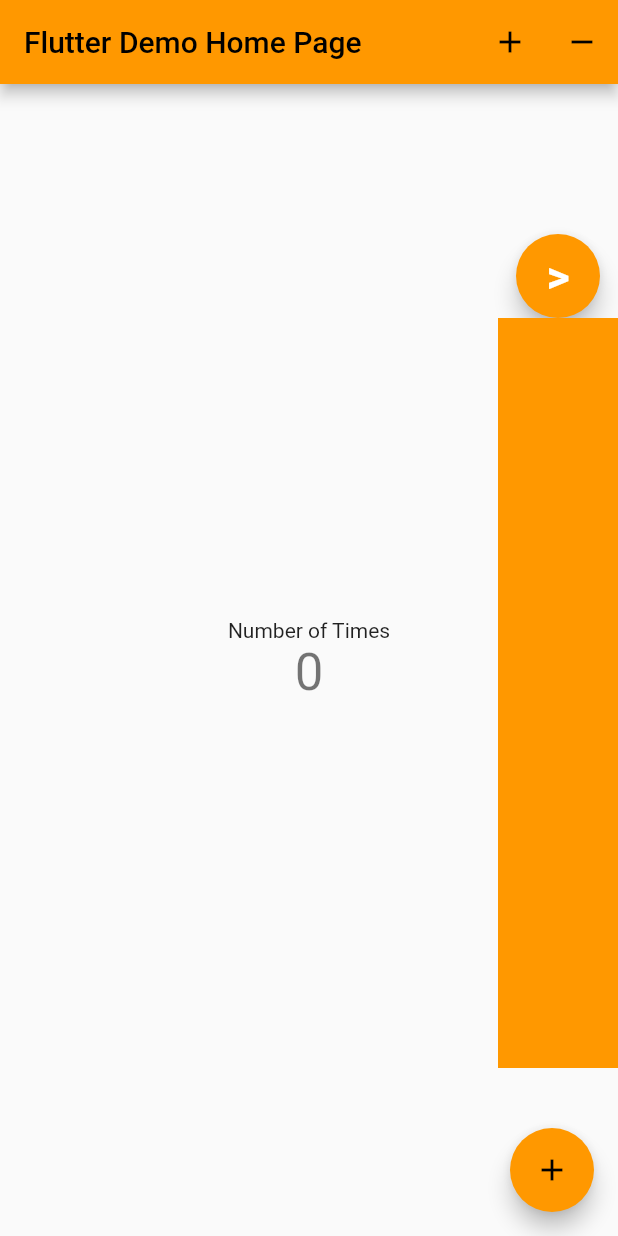
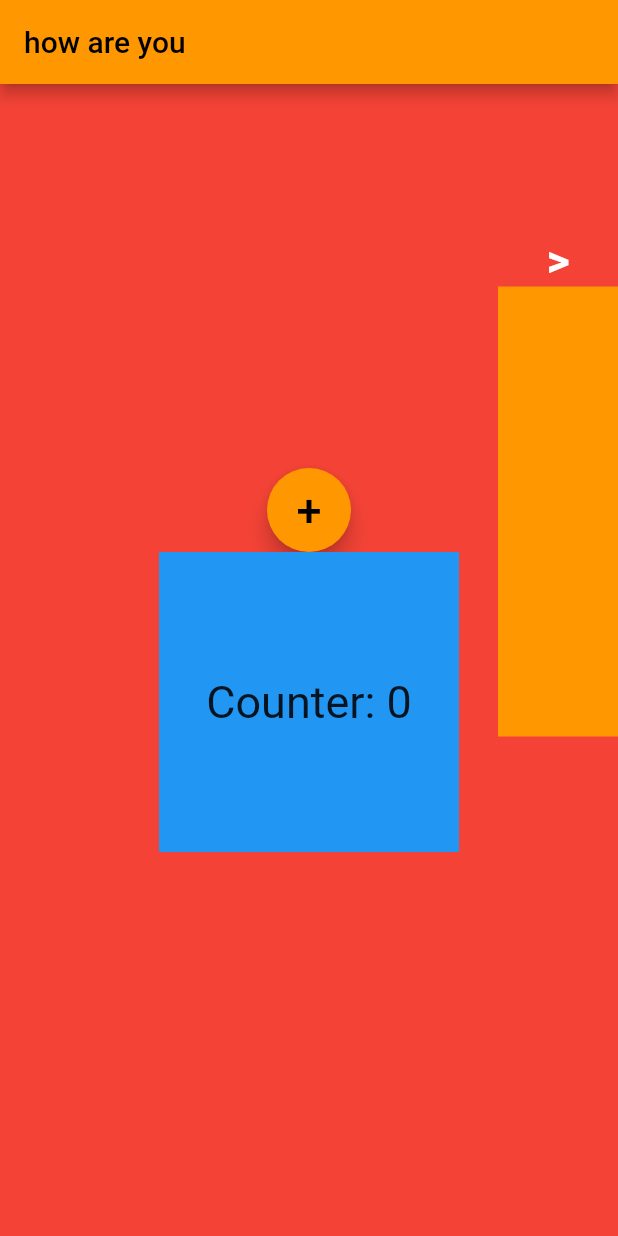
Before and after one commit to WilfredTagha/FlutterProjects, a Flutter app: the screen it shows after launch, on a phone screen of 412 x 824 dp. Run offline on Flutter 3.47's test engine with Material 2 defaults, Android fonts, the light colour scheme and no system bars; our stand-ins replace flutter_bloc.

Commit message:
created a new project for learning bloc

```diff
--- a/freehassleride/lib/bloc/home_bloc.dart
+++ b/freehassleride/lib/bloc/home_bloc.dart
@@ -7,13 +7,15 @@
 part 'home_state.dart';
 
 class HomeBloc extends Bloc<HomeEvent, HomeState> {
-  HomeBloc() : super(HomeInitial()) {
+  HomeBloc() : super(CounterState(0, true)) {
     on<ExpandButtonClicked>(expandButtonClicked);
     on<RetractButtonClicked>(retractButtonClicked);
+    on<ActionButoonClicked>(actionButtonClicked);
   }
 
   FutureOr<void> expandButtonClicked(
       ExpandButtonClicked event, Emitter<HomeState> emit) {
+    print("It has happend again");
     emit(HomeShowNavBar());
   }
 
@@ -21,4 +23,11 @@
       RetractButtonClicked event, Emitter<HomeState> emit) {
     emit(HomeHideNavBar());
   }
+
+  FutureOr<void> actionButtonClicked(
+      ActionButoonClicked event, Emitter<HomeState> emit) {
+    int currentCounter = (state as CounterState).counter;
+    print("Counter got incremented");
+    emit(CounterState(currentCounter + 1, !(state as CounterState).show));
+  }
 }
--- a/freehassleride/lib/bloc/home_event.dart
+++ b/freehassleride/lib/bloc/home_event.dart
@@ -5,6 +5,8 @@
 
 class HomeActionEvent extends HomeEvent {}
 
+class ActionButoonClicked extends HomeEvent {}
+
 class ExpandButtonClicked extends HomeActionEvent {}
 
 class RetractButtonClicked extends HomeActionEvent {}
--- a/freehassleride/lib/bloc/home_state.dart
+++ b/freehassleride/lib/bloc/home_state.dart
@@ -1,10 +1,16 @@
 part of 'home_bloc.dart';
 
 @immutable
-class HomeState {}
+abstract class HomeState {}
 
 class HomeInitial extends HomeState {}
 
 class HomeHideNavBar extends HomeState {}
 
 class HomeShowNavBar extends HomeState {}
+
+class CounterState extends HomeState {
+  final int counter;
+  final bool show;
+  CounterState(this.counter, this.show);
+}
--- a/freehassleride/lib/main.dart
+++ b/freehassleride/lib/main.dart
@@ -52,74 +52,56 @@
 
 class _MyHomePageState extends State<MyHomePage> {
   final HomeBloc homeBloc = HomeBloc();
-  int _counter = 0;
-  bool show = true;
-
-  void _incrementCounter() {
-    setState(() {
-      show = !show;
-      _counter++;
-    });
-  }
-
-  void _decrementCounter() {
-    setState(() {
-      show = true;
-      _counter--;
-    });
-  }
 
   @override
   Widget build(BuildContext context) {
-    return BlocConsumer<HomeBloc, HomeState>(
-      bloc: homeBloc,
-      listener: (context, state) {
-        // TODO: implement listener
-      },
+    return BlocProvider(
+      create: (context) => homeBloc,
+      child: Scaffold(
+        appBar: AppBar(
+          title: Text("how are you "),
+        ),
+        body: BlocBuilder<HomeBloc, HomeState>(
           builder: (context, state) {
-        if (state is HomeHideNavBar) {}
-        return Scaffold(
-          appBar: AppBar(
-            title: Text(widget.title),
-            actions: [
-              IconButton(
-                onPressed: () {
-                  homeBloc.add(ExpandButtonClicked());
-                },
-                icon: Icon(Icons.add),
-              ),
-              IconButton(
-                onPressed: () {
-                  homeBloc.add(RetractButtonClicked());
-                },
-                icon: Icon(Icons.remove),
-              )
-            ],
-          ),
-          body: Stack(
+            if (state is CounterState) {
+              return Stack(
                 children: [
-              Center(
+                  Container(
+                    width: MediaQuery.of(context).size.width,
+                    color: Colors.red,
                     child: Column(
                       mainAxisAlignment: MainAxisAlignment.center,
-                  children: <Widget>[
-                    const Text(
-                      'Number of Times',
+                      children: [
+                        FloatingActionButton(
+                          onPressed: () {
+                            homeBloc.add(ActionButoonClicked());
+                            // homeBloc.add(ExpandButtonClicked());
+                          },
+                          child: const Text(
+                            "+",
+                            style: TextStyle(fontSize: 30),
                           ),
-                    Text(
-                      '$_counter',
-                      style: Theme.of(context).textTheme.headline4,
+                        ),
+                        Container(
+                          width: 200,
+                          height: 200,
+                          color: Colors.blue,
+                          child: Center(
+                              child: Text(
+                            'Counter: ${state.counter}',
+                            style: TextStyle(fontSize: 30),
+                          )),
                         ),
                       ],
                     ),
                   ),
-              show
+                  state.show
                       ? Positioned(
                           top: 100,
                           right: 0,
                           child: Column(
                             children: [
-                          FloatingActionButton(
-                            onPressed: _incrementCounter,
+                              Container(
                                 child: Text(
                                   ">",
                                   style: TextStyle(
@@ -129,7 +111,7 @@
                                 ),
                               ),
                               Container(
-                            height: 500,
+                                height: 300,
                                 width: 80,
                                 color: Theme.of(context).primaryColor,
                               ),
@@ -139,22 +121,71 @@
                       : Positioned(
                           bottom: MediaQuery.of(context).size.height / 2 - 80,
                           right: 0,
-                      child: FloatingActionButton(
-                        tooltip: "smallone",
-                        onPressed: _incrementCounter,
+                          child: Container(
                             child: const Icon(Icons.add),
                           ))
                 ],
-          ),
-          floatingActionButton: FloatingActionButton(
-            onPressed: _incrementCounter,
-            tooltip: 'Increment',
-            child: const Icon(Icons.add),
-          ), // This trailing comma makes auto-formatting nicer for build methods.
-        );
-      },
-      listenWhen: (previous, current) => current is HomeInitial,
-      buildWhen: (previous, current) => current is! HomeInitial,
               );
             }
+
+            return Container();
+          },
+        ),
+      ),
+    );
+    // return BlocConsumer<HomeBloc, HomeState>(
+    //   bloc: homeBloc,
+    //   listener: (context, state) {
+    //     // TODO: implement listener
+    //   },
+    //   builder: (context, state) {
+    //     if (state is HomeHideNavBar)
+    //     return Scaffold(
+    //       appBar: AppBar(
+    //         title: Text(widget.title),
+    //         actions: [
+    //           IconButton(
+    //             onPressed: () {
+    //               homeBloc.add(ExpandButtonClicked());
+    //             },
+    //             icon: Icon(Icons.add),
+    //           ),
+    //           IconButton(
+    //             onPressed: () {
+    //               homeBloc.add(RetractButtonClicked());
+    //             },
+    //             icon: Icon(Icons.remove),
+    //           )
+    //         ],
+    //       ),
+    //       body: Stack(
+    //         children: [
+    //           Center(
+    //             child: Column(
+    //               mainAxisAlignment: MainAxisAlignment.center,
+    //               children: <Widget>[
+    //                 const Text(
+    //                   'Number of Times',
+    //                 ),
+    //                 Text(
+    //                   '$_counter',
+    //                   style: Theme.of(context).textTheme.headline4,
+    //                 ),
+    //               ],
+    //             ),
+    //           ),
+
+    //         ],
+    //       ),
+    //       floatingActionButton: FloatingActionButton(
+    //         onPressed: _incrementCounter,
+    //         tooltip: 'Increment',
+    //         child: const Icon(Icons.add),
+    //       ), // This trailing comma makes auto-formatting nicer for build methods.
+    //     );
+    //   },
+    //   listenWhen: (previous, current) => current is HomeInitial,
+    //   buildWhen: (previous, current) => current is! HomeInitial,
+    // );
   }
+}
--- /dev/null
+++ b/learningblocproject/lib/main.dart
@@ -0,0 +1,115 @@
+import 'package:flutter/material.dart';
+
+void main() {
+  runApp(const MyApp());
+}
+
+class MyApp extends StatelessWidget {
+  const MyApp({Key? key}) : super(key: key);
+
+  // This widget is the root of your application.
+  @override
+  Widget build(BuildContext context) {
+    return MaterialApp(
+      title: 'Flutter Demo',
+      theme: ThemeData(
+        // This is the theme of your application.
+        //
+        // Try running your application with "flutter run". You'll see the
+        // application has a blue toolbar. Then, without quitting the app, try
+        // changing the primarySwatch below to Colors.green and then invoke
+        // "hot reload" (press "r" in the console where you ran "flutter run",
+        // or simply save your changes to "hot reload" in a Flutter IDE).
+        // Notice that the counter didn't reset back to zero; the application
+        // is not restarted.
+        primarySwatch: Colors.blue,
+      ),
+      home: const MyHomePage(title: 'Flutter Demo Home Page'),
+    );
+  }
+}
+
+class MyHomePage extends StatefulWidget {
+  const MyHomePage({Key? key, required this.title}) : super(key: key);
+
+  // This widget is the home page of your application. It is stateful, meaning
+  // that it has a State object (defined below) that contains fields that affect
+  // how it looks.
+
+  // This class is the configuration for the state. It holds the values (in this
+  // case the title) provided by the parent (in this case the App widget) and
+  // used by the build method of the State. Fields in a Widget subclass are
+  // always marked "final".
+
+  final String title;
+
+  @override
+  State<MyHomePage> createState() => _MyHomePageState();
+}
+
+class _MyHomePageState extends State<MyHomePage> {
+  int _counter = 0;
+
+  void _incrementCounter() {
+    setState(() {
+      // This call to setState tells the Flutter framework that something has
+      // changed in this State, which causes it to rerun the build method below
+      // so that the display can reflect the updated values. If we changed
+      // _counter without calling setState(), then the build method would not be
+      // called again, and so nothing would appear to happen.
+      _counter++;
+    });
+  }
+
+  @override
+  Widget build(BuildContext context) {
+    // This method is rerun every time setState is called, for instance as done
+    // by the _incrementCounter method above.
+    //
+    // The Flutter framework has been optimized to make rerunning build methods
+    // fast, so that you can just rebuild anything that needs updating rather
+    // than having to individually change instances of widgets.
+    return Scaffold(
+      appBar: AppBar(
+        // Here we take the value from the MyHomePage object that was created by
+        // the App.build method, and use it to set our appbar title.
+        title: Text(widget.title),
+      ),
+      body: Center(
+        // Center is a layout widget. It takes a single child and positions it
+        // in the middle of the parent.
+        child: Column(
+          // Column is also a layout widget. It takes a list of children and
+          // arranges them vertically. By default, it sizes itself to fit its
+          // children horizontally, and tries to be as tall as its parent.
+          //
+          // Invoke "debug painting" (press "p" in the console, choose the
+          // "Toggle Debug Paint" action from the Flutter Inspector in Android
+          // Studio, or the "Toggle Debug Paint" command in Visual Studio Code)
+          // to see the wireframe for each widget.
+          //
+          // Column has various properties to control how it sizes itself and
+          // how it positions its children. Here we use mainAxisAlignment to
+          // center the children vertically; the main axis here is the vertical
+          // axis because Columns are vertical (the cross axis would be
+          // horizontal).
+          mainAxisAlignment: MainAxisAlignment.center,
+          children: <Widget>[
+            const Text(
+              'You have pushed the button this many times:',
+            ),
+            Text(
+              '$_counter',
+              style: Theme.of(context).textTheme.headline4,
+            ),
+          ],
+        ),
+      ),
+      floatingActionButton: FloatingActionButton(
+        onPressed: _incrementCounter,
+        tooltip: 'Increment',
+        child: const Icon(Icons.add),
+      ), // This trailing comma makes auto-formatting nicer for build methods.
+    );
+  }
+}
```
Also changed, not shown: learningblocproject/analysis_options.yaml (added, +29 -0 lines), learningblocproject/pubspec.yaml (added, +89 -0 lines), learningblocproject/pubspec.lock (added), 122 other files. Lines whose indentation alone changed are shown as unchanged.
